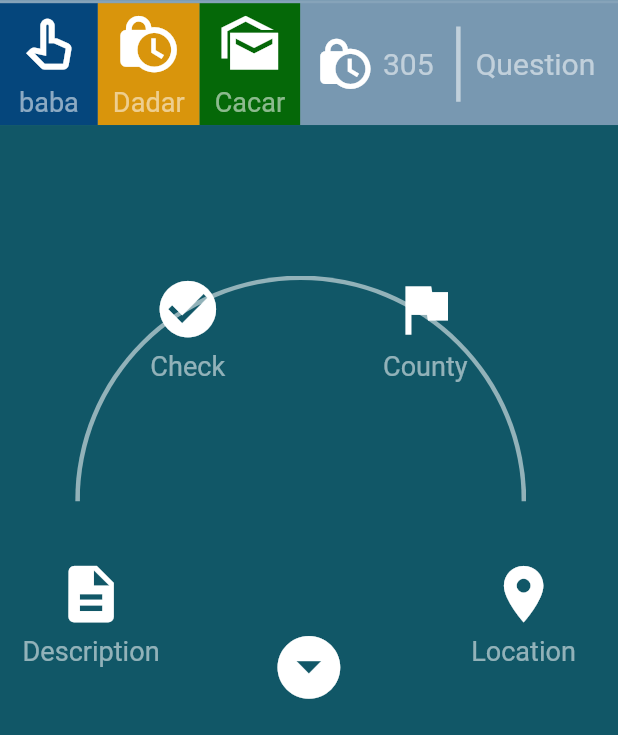
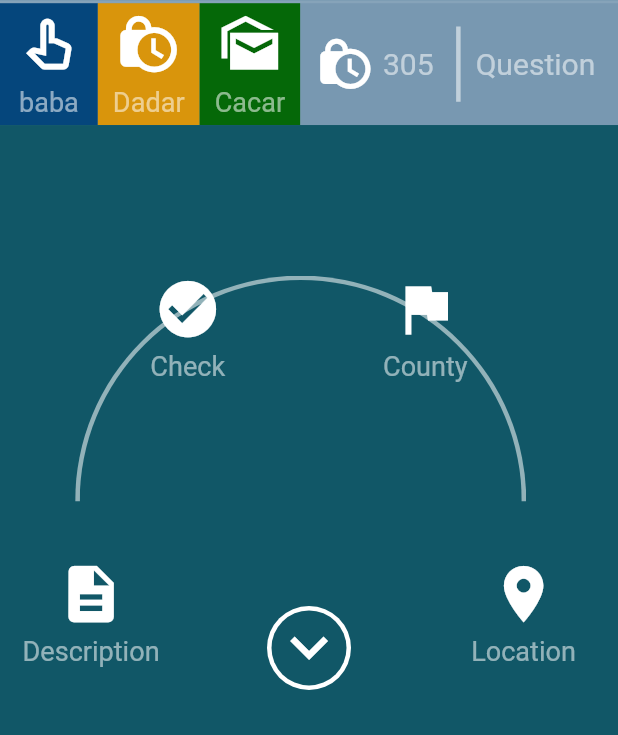
Before and after one commit to Thae00/dash_board, a Flutter app: the screen it shows after launch, on a phone screen of 412 x 824 dp, the part 501-1236 px from its top. Run offline on Flutter 3.47's test engine with Material 2 defaults, Android fonts, the phone set to English and light mode, and no system bars; our stand-ins replace get.

Commit message:
adding boxshadow in iconButton

```diff
--- a/lib/pages/main_page.dart
+++ b/lib/pages/main_page.dart
@@ -70,7 +70,8 @@ class _MainPageState extends State<MainPage> {
                           text: "Department Jobs"),
                     ),
                     VerticalDivider(
-                      color: Colors.white54, width: Dimensions.width10, //width space of divider
+                      color: Colors.white54,
+                      width: Dimensions.width10, //width space of divider
                       thickness: 2, //thickness of divier line
                       indent: 10, //Spacing at the top of divider.
                       endIndent: 10,
@@ -131,35 +132,84 @@ class _MainPageState extends State<MainPage> {
                       Positioned(
                         left: Dimensions.width50,
                         right: Dimensions.width50,
-                        bottom: 0,
+                        bottom: Dimensions.height10,
                         child: InkWell(
                           onTap: (){
                             setState(() {
                               _bool = !_bool;
+                              print(_bool);
                             });
-                            print("this is ${_bool}");
                           },
-                          child: Icon(
-                            Icons.arrow_drop_down_circle,
-                            color: Colors.white,
-                            size: Dimensions.iconSize50,
+                          child: CircleAvatar(
+                            radius: 28,
+                            backgroundColor: Colors.white,
+                            child: _bool ? CircleAvatar(
+                              radius: 25,
+                              backgroundColor: Color(0xff115767),
+                              child: Container(
+                                child: Icon(
+                                  Icons.keyboard_arrow_down,
+                                  size: Dimensions.iconSize50,
+                                  color: Colors.white,
+                                ),
+                              ),
+                            ) : Container(
+                              decoration: BoxDecoration(
+                                borderRadius: BorderRadius.circular(30),
+                                boxShadow: [
+                                  BoxShadow(
+                                    color: Colors.white,
+                                    spreadRadius: 8,
+                                    blurRadius: 10,
+                                    offset: Offset(1, 2),
+                                  ),
+                                ],
+                              ),
+                              child: CircleAvatar(
+                                radius: 25,
+                                backgroundColor: Color(0xff115767),
+                                child: Container(
+                                  child: Icon(
+                                    Icons.keyboard_arrow_down,
+                                    size: Dimensions.iconSize50,
+                                    color: Colors.white,
+                                  ),
+                                ),
+                              ),
+                            ),
                           ),
                         ),
+                        // child: InkWell(
+                        //   onTap: (){
+                        //     setState(() {
+                        //       _bool = !_bool;
+                        //     });
+                        //     print("this is ${_bool}");
+                        //   },
+                        //   child: Icon(
+                        //     Icons.arrow_drop_down_circle,
+                        //     color: Colors.white,
+                        //     size: Dimensions.iconSize50,
+                        //   ),
+                        // ),
                       ),
                       Positioned(
                         bottom: Dimensions.height25,
                         left: Dimensions.width15,
-                        child: ColIconText(icon: Icons.description, text: "Description"),
+                        child: ColIconText(
+                            icon: Icons.description, text: "Description"),
                       ),
                       Positioned(
                         bottom: Dimensions.height25,
                         right: Dimensions.width28,
-                        child: ColIconText(icon: Icons.location_on, text: "Location"),
+                        child: ColIconText(
+                            icon: Icons.location_on, text: "Location"),
                       ),
                       Positioned(
                         top: Dimensions.height100,
                         left: Dimensions.width100,
-                        child: ColIconText(icon: Icons.check_circle, text: "Check"),
+                        child: ColIconText(
+                            icon: Icons.check_circle, text: "Check"),
                       ),
                       Positioned(
                         top: Dimensions.height100,
--- a/lib/utils/dimensions.dart
+++ b/lib/utils/dimensions.dart
@@ -32,6 +32,7 @@ class Dimensions {
   static double height100 = screenHeight / 8.21;
   static double height3 = screenHeight / 273.7;
   static double height5 = screenHeight / 164.2;
+  static double height10 = screenHeight / 82.1;
   static double height25 = screenHeight / 32.84;
   static double height300 = screenHeight / 2.74;
 
```
